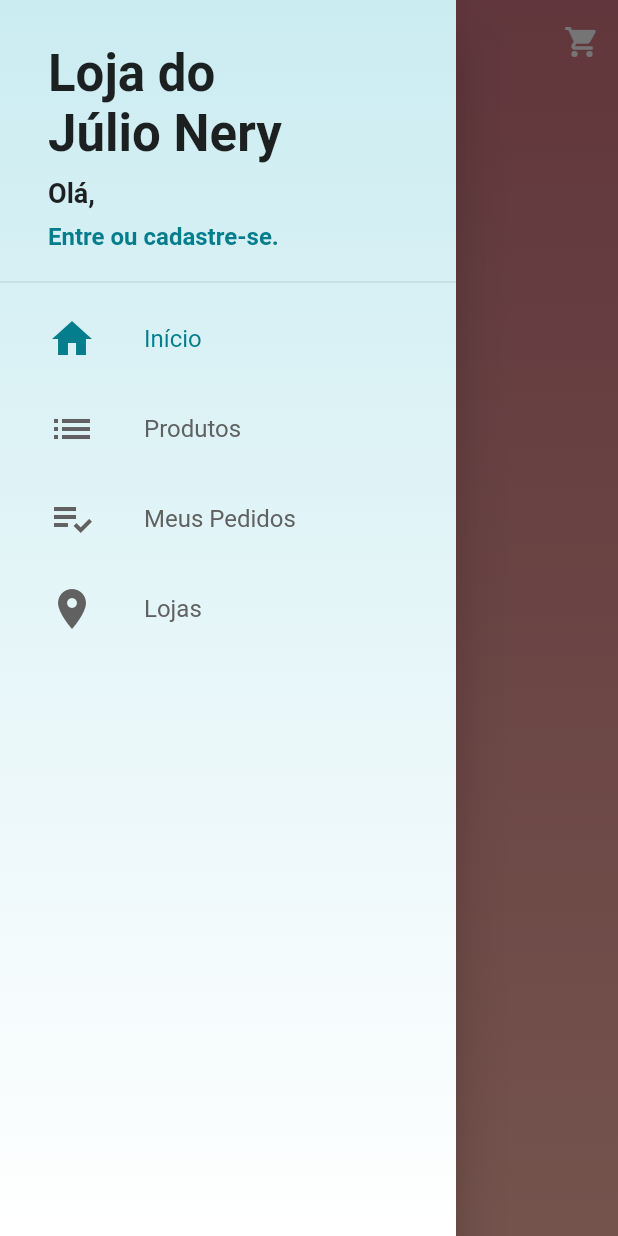
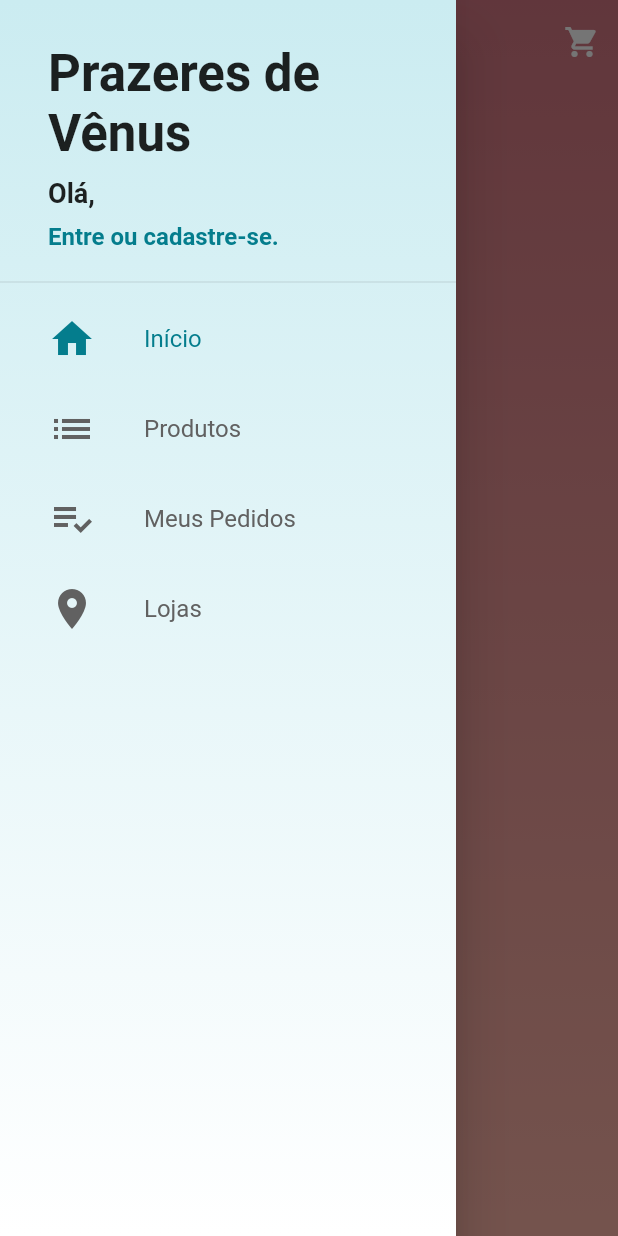
Before and after one commit to Dan-Source/ecommerce_app, a Flutter app: the screen it shows after launch, with the side drawer open, on a phone screen of 412 x 824 dp. Run offline on Flutter 3.47's test engine with Material 2 defaults, Android fonts, the phone set to English and light mode, and no system bars; our stand-ins replace cloud_firestore, dio, firebase_auth, firebase_core, firebase_storage, gallery_saver and 5 more; missing offline and left inert: lojavirtual; accounts and stored records are empty.

Commit message:
Home details

```diff
--- a/lib/models/home/home_manager.dart
+++ b/lib/models/home/home_manager.dart
@@ -5,6 +5,7 @@ import 'package:flutter/cupertino.dart';
 class HomeManager extends ChangeNotifier {
   HomeManager() {
     _loadSections();
+    print('loading...Home Manager');
   }
 
   final List<Section> _sections = [];
--- a/lib/screens/common/custom_drawer/custom_drawer_header.dart
+++ b/lib/screens/common/custom_drawer/custom_drawer_header.dart
@@ -15,7 +15,7 @@ class CustomDrawerHeader extends StatelessWidget {
           mainAxisAlignment: MainAxisAlignment.spaceAround,
           children: [
             const Text(
-              'Loja do\nJúlio Nery',
+              'Prazeres de Vênus',
               style: TextStyle(fontSize: 34, fontWeight: FontWeight.bold),
             ),
             Text(
--- a/lib/screens/home/home_screen.dart
+++ b/lib/screens/home/home_screen.dart
@@ -29,7 +29,7 @@ class HomeScreen extends StatelessWidget {
                 elevation: 0,
                 backgroundColor: Colors.transparent,
                 flexibleSpace: const FlexibleSpaceBar(
-                  title: Text('Loja do Júlio'),
+                  title: Text('Prazeres de Vênus'),
                   centerTitle: true,
                 ),
                 actions: [
--- a/lib/screens/singup/sing_up.dart
+++ b/lib/screens/singup/sing_up.dart
@@ -155,12 +155,12 @@ class _SignUpScreenState extends State<SignUpScreen> {
                                      ScaffoldMessenger.of(context).showSnackBar(SnackBar(
                                       content: Text('Falha ao cadastrar: $e'),
                                       backgroundColor: const Color.fromARGB(255, 250, 110, 100),
-                                    ));
+                                    ),);
                                     },
                                     onSuccess: () {
                                       Navigator.of(context).pop();
                                       // Navigator.of(context).pop();
-                                  });
+                                  },);
                               }
                             },
                       style: ElevatedButton.styleFrom(
```
